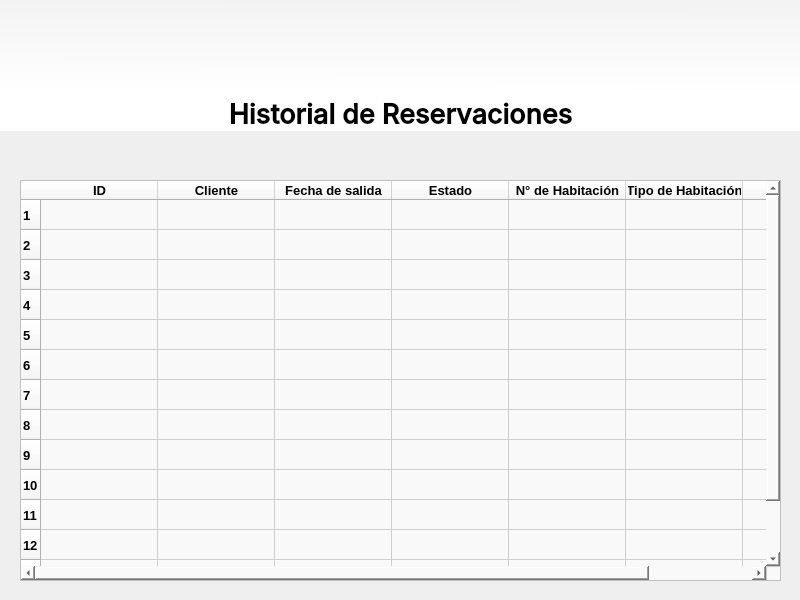
Old version of the form project1/views/ui/historial_reservaciones.ui in the repository Alex300VA24/projectHotel.
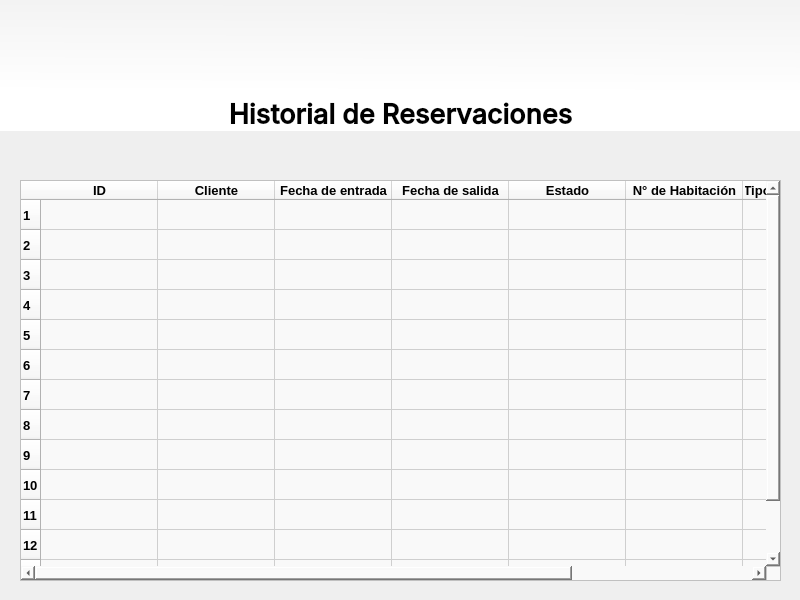
New version of the form. Icons and pictures are not drawn.

Commit message: Arreglando historial

```diff
--- a/project1/views/ui/historial_reservaciones.ui
+++ b/project1/views/ui/historial_reservaciones.ui
@@ -128,7 +128,7 @@
     <number>14</number>
    </property>
    <property name="columnCount">
-    <number>7</number>
+    <number>8</number>
    </property>
    <attribute name="horizontalHeaderCascadingSectionResizes">
     <bool>true</bool>
@@ -175,6 +175,17 @@
      </font>
     </property>
    </column>
+   <column>
+    <property name="text">
+     <string>Fecha de entrada</string>
+    </property>
+    <property name="font">
+     <font>
+      <family>Tahoma</family>
+      <pointsize>10</pointsize>
+     </font>
+    </property>
+   </column>
    <column>
     <property name="text">
      <string>Fecha de salida</string>
```
The commit also changes 5 other files.
